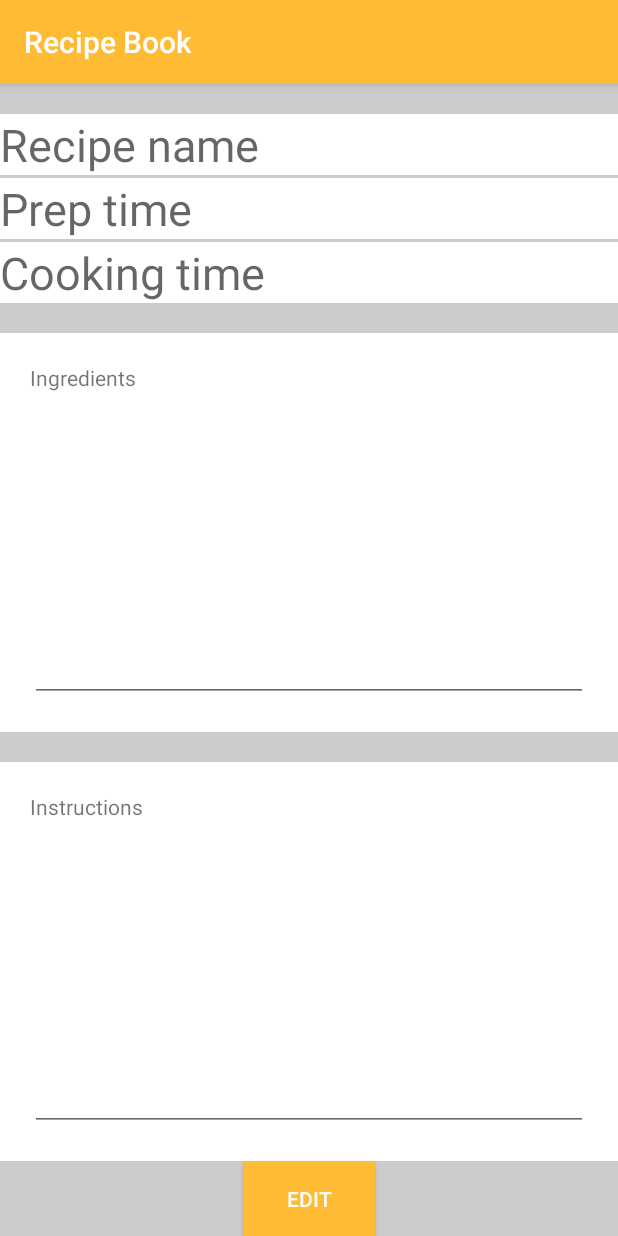
After one commit to TheodorOwchariw/RecipeBook, an Android app: the fragment RecipeEditFragment shown on its own in the app's theme, on a phone screen of 412 x 824 dp. The commit adds this screen. Run offline under Robolectric (Android 15) with nearby library versions, the phone set to English and light mode, and no system bars; 1 statement that could not run was skipped.

Commit message:
editactivity turned into a fragment

```diff
--- a/app/build.gradle
+++ b/app/build.gradle
@@ -30,6 +30,9 @@ android {
 
 dependencies {
 
+
+    implementation 'androidx.room:room-runtime:2.4.0'
+    annotationProcessor 'androidx.room:room-compiler:2.4.0'
     implementation 'androidx.appcompat:appcompat:1.6.1'
     implementation 'com.google.android.material:material:1.5.0'
     implementation 'androidx.constraintlayout:constraintlayout:2.1.4'
--- a/app/src/main/java/com/zybooks/recipebook/Recipe.java
+++ b/app/src/main/java/com/zybooks/recipebook/Recipe.java
@@ -1,47 +1,55 @@
 package com.zybooks.recipebook;
 
 import android.widget.ImageView;
+import androidx.annotation.NonNull;
+import androidx.room.ColumnInfo;
+import androidx.room.Entity;
+import androidx.room.PrimaryKey;
+
 
 import java.lang.reflect.Array;
 import java.util.ArrayList;
 
+@Entity
 public class Recipe {
-    private String catName;
+
+    @PrimaryKey(autoGenerate = true)
+    @ColumnInfo(name = "id")
+    private int id;
+
+    @ColumnInfo(name = "name")
     private String recipeName;
+
+    @ColumnInfo(name = "ingredients")
     private String ingredients;
-    //private ArrayList<String> instructions;
+
+    @ColumnInfo(name = "instructions")
     private String instructions;
-    private String notes;
+
+
+    /*  private String notes;
+    @ColumnInfo
     private ImageView picture;
+    */
     private int index;
 
     //constructors
     public Recipe()
     {
-        catName = "";
+        //catName = "";
         recipeName = "";
         ingredients = "";
         instructions = "";
-        notes = "";
+        //notes = "";
 
     }
 
     //accessors
-    public String getCatName()
-    {
-        return catName;
-    }
-
+    public int getId() {return id;}
     public String getRecipeName()
     {
         return recipeName;
     }
-
-    /*
-    public ArrayList<String> getIngredients() {
-        return ingredients;
-    } */
-
     public String getIngredients()
     {
         return ingredients;
@@ -52,17 +60,13 @@ public class Recipe {
         return instructions;
     }
 
-    public String getNotes()
-    {
-        return notes;
-    }
+//    //public String getNotes()
+//    {
+//        return notes;
+//    }
     public int getIndex() {return index; }
 
     //mutators
-    public void setCatName(String name)
-    {
-        catName = name;
-    }
 
     public void setRecipeName(String name)
     {
@@ -79,10 +83,10 @@ public class Recipe {
         instructions = string;
     }
 
-    public void setNotes(String str)
-    {
-        notes = str;
-    }
+//    //public void setNotes(String str)
+//    {
+//        notes = str;
+//    }
     public void setIndex(int i)
     {
         index = i;
@@ -92,7 +96,4 @@ public class Recipe {
     public String toString() {
         return this.recipeName;  // Assuming your Recipe class has a recipeName field
     }
-
-
-
 }
--- /dev/null
+++ b/app/src/main/java/com/zybooks/recipebook/RecipeDao.java
@@ -0,0 +1,8 @@
+package com.zybooks.recipebook;
+
+import androidx.room.*;
+
+
+public interface RecipeDao {
+
+}
--- /dev/null
+++ b/app/src/main/java/com/zybooks/recipebook/RecipeEditFragment.java
@@ -0,0 +1,73 @@
+package com.zybooks.recipebook;
+
+import android.os.Bundle;
+
+import androidx.fragment.app.Fragment;
+
+import android.view.LayoutInflater;
+import android.view.View;
+import android.view.ViewGroup;
+import android.widget.EditText;
+
+/**
+ * A simple {@link Fragment} subclass.
+ * Use the {@link RecipeEditFragment#newInstance} factory method to
+ * create an instance of this fragment.
+ */
+public class RecipeEditFragment extends Fragment {
+
+    // TODO: Rename parameter arguments, choose names that match
+    // the fragment initialization parameters, e.g. ARG_ITEM_NUMBER
+    private static final String ARG_PARAM1 = "param1";
+    private static final String ARG_PARAM2 = "param2";
+
+    // TODO: Rename and change types of parameters
+    private String mParam1;
+    private String mParam2;
+
+    public RecipeEditFragment() {
+        // Required empty public constructor
+    }
+
+    /**
+     * Use this factory method to create a new instance of
+     * this fragment using the provided parameters.
+     *
+     * @param param1 Parameter 1.
+     * @param param2 Parameter 2.
+     * @return A new instance of fragment RecipeEditFragment.
+     */
+    // TODO: Rename and change types and number of parameters
+    public static RecipeEditFragment newInstance(String param1, String param2) {
+        RecipeEditFragment fragment = new RecipeEditFragment();
+        Bundle args = new Bundle();
+        args.putString(ARG_PARAM1, param1);
+        args.putString(ARG_PARAM2, param2);
+        fragment.setArguments(args);
+        return fragment;
+    }
+
+    @Override
+    public void onCreate(Bundle savedInstanceState) {
+        super.onCreate(savedInstanceState);
+        if (getArguments() != null) {
+            mParam1 = getArguments().getString(ARG_PARAM1);
+            mParam2 = getArguments().getString(ARG_PARAM2);
+        }
+    }
+
+
+    @Override
+    public View onCreateView(LayoutInflater inflater, ViewGroup container,
+                             Bundle savedInstanceState) {
+        // Inflate the layout for this fragment
+        View rootView = inflater.inflate(R.layout.fragment_recipe_edit, container, false);
+
+        EditText editRecipeName = rootView.findViewById(R.id.edit_recipe_name);
+
+        editRecipeName.setText(RecipeRepository.currentRecipe.getRecipeName());
+
+        return rootView;
+
+    }
+}
--- a/app/src/main/java/com/zybooks/recipebook/RecipeListActivity.java
+++ b/app/src/main/java/com/zybooks/recipebook/RecipeListActivity.java
@@ -1,12 +1,16 @@
     package com.zybooks.recipebook;
 
     import androidx.appcompat.app.AppCompatActivity;
+    import androidx.fragment.app.Fragment;
+    import androidx.fragment.app.FragmentManager;
+    import androidx.fragment.app.FragmentTransaction;
 
     import android.app.LauncherActivity;
     import android.content.Context;
     import android.content.Intent;
     import android.content.SharedPreferences;
     import android.os.Bundle;
+    import android.view.View;
     import android.widget.ArrayAdapter;
     import android.widget.Button;
     import android.widget.ListView;
@@ -123,8 +127,20 @@
                 }
                 else if (editFlag.get() == 1) {
                     RecipeRepository.currentRecipe = adapter.getItem(selectedPosition.get());
-                    Intent editIntent = new Intent(this, RecipeEditActivity.class);
-                    startActivity(editIntent);
+//
+//                    FragmentManager fragmentManager = getSupportFragmentManager();
+//                    FragmentTransaction fragmentTransaction = fragmentManager.beginTransaction();
+//
+//                    Fragment editFragment = new RecipeEditFragment();
+//                    fragmentTransaction.replace(R.id.list_constraint_container, editFragment, "asdfasdf");
+//                    fragmentTransaction.commit();
+                    View editFragmentView = getLayoutInflater().inflate(R.layout.fragment_recipe_edit, null);
+                    setContentView(editFragmentView);
+
+
+
+                    //Intent editIntent = new Intent(this, RecipeEditActivity.class);
+                    //startActivity(editIntent);
                     editFlag.set(0);
                 }
                 else
@@ -190,6 +206,12 @@
             refreshRecipeList();
         }
 
+        @Override
+        public void onBackPressed() {
+            super.onBackPressed();
+            setContentView(R.layout.activity_recipe_list);
+        }
+
         private void refreshRecipeList() {
                 ArrayList<Recipe> updatedRecipeList = new ArrayList<>();
 
--- a/app/src/main/res/layout/activity_recipe_list.xml
+++ b/app/src/main/res/layout/activity_recipe_list.xml
@@ -1,5 +1,6 @@
 <?xml version="1.0" encoding="utf-8"?>
 <androidx.constraintlayout.widget.ConstraintLayout
+    android:id="@+id/list_constraint_container"
     xmlns:android="http://schemas.android.com/apk/res/android"
     xmlns:app="http://schemas.android.com/apk/res-auto"
     xmlns:tools="http://schemas.android.com/tools"
--- /dev/null
+++ b/app/src/main/res/layout/fragment_recipe_edit.xml
@@ -0,0 +1,133 @@
+<?xml version="1.0" encoding="utf-8"?>
+<androidx.constraintlayout.widget.ConstraintLayout xmlns:android="http://schemas.android.com/apk/res/android"
+    xmlns:app="http://schemas.android.com/apk/res-auto"
+    xmlns:tools="http://schemas.android.com/tools"
+    android:layout_width="match_parent"
+    android:layout_height="match_parent"
+    tools:context=".RecipeDetailActivity"
+    android:paddingTop="20dp"
+    android:background="#CCCCCC">
+
+    <EditText
+        android:id="@+id/edit_recipe_name"
+        android:layout_width="match_parent"
+        android:layout_height="wrap_content"
+        android:inputType="text"
+        android:hint="Recipe name"
+        android:background="#FFF"
+        android:textColor="#696969"
+        android:textSize="30dp"
+        android:layout_marginBottom="5dp"
+        app:layout_constraintLeft_toLeftOf="parent"
+        app:layout_constraintRight_toRightOf="parent"
+        app:layout_constraintTop_toTopOf="parent"
+        />
+
+
+    <EditText
+        android:id="@+id/edit_prep_time"
+        android:layout_width="match_parent"
+        android:layout_height="wrap_content"
+        android:inputType="text"
+        android:hint="Prep time"
+        android:background="#FFF"
+        android:textColor="#696969"
+        android:textSize="30dp"
+        android:layout_marginTop="2dp"
+        app:layout_constraintLeft_toLeftOf="parent"
+        app:layout_constraintRight_toRightOf="parent"
+        app:layout_constraintTop_toBottomOf="@id/edit_recipe_name"
+        />
+
+    <EditText
+        android:id="@+id/edit_cooking_time"
+        android:layout_width="match_parent"
+        android:layout_height="wrap_content"
+        android:inputType="text"
+        android:hint="Cooking time"
+        android:background="#FFF"
+        android:textColor="#696969"
+        android:textSize="30dp"
+        android:layout_marginTop="2dp"
+        app:layout_constraintLeft_toLeftOf="parent"
+        app:layout_constraintRight_toRightOf="parent"
+        app:layout_constraintTop_toBottomOf="@id/edit_prep_time"
+        />
+
+    <androidx.constraintlayout.widget.ConstraintLayout
+        android:id="@+id/view_ingredients"
+        android:layout_width="0dp"
+        android:layout_height="0dp"
+        android:background="#FFF"
+        android:layout_marginTop="20dp"
+        android:padding="20dp"
+        app:layout_constraintTop_toBottomOf="@+id/edit_cooking_time"
+        app:layout_constraintRight_toRightOf="parent"
+        app:layout_constraintLeft_toLeftOf="parent"
+        app:layout_constraintBottom_toTopOf="@id/view_instructions" >
+
+
+        <TextView
+            android:layout_width="wrap_content"
+            android:layout_height="wrap_content"
+            android:text="Ingredients"
+            app:layout_constraintTop_toTopOf="parent"
+            app:layout_constraintLeft_toLeftOf="parent" />
+
+
+        <EditText
+            android:id="@+id/edit_recipe_ingredients"
+            android:layout_width="match_parent"
+            android:layout_height="match_parent"
+            android:inputType="textMultiLine"
+            app:layout_constraintStart_toStartOf="parent"
+            app:layout_constraintEnd_toEndOf="parent"/>
+
+
+
+    </androidx.constraintlayout.widget.ConstraintLayout>
+
+    <androidx.constraintlayout.widget.ConstraintLayout
+        android:id="@+id/view_instructions"
+        android:layout_width="0dp"
+        android:layout_height="0dp"
+        android:background="#FFF"
+        android:layout_marginTop="20dp"
+        android:padding="20dp"
+        app:layout_constraintTop_toBottomOf="@+id/view_ingredients"
+        app:layout_constraintRight_toRightOf="parent"
+        app:layout_constraintLeft_toLeftOf="parent"
+        app:layout_constraintBottom_toTopOf="@id/button_create">
+
+
+        <TextView
+            android:layout_width="wrap_content"
+            android:layout_height="wrap_content"
+            android:text="Instructions"
+            app:layout_constraintTop_toTopOf="parent"
+            app:layout_constraintLeft_toLeftOf="parent" />
+
+        <EditText
+            android:id="@+id/edit_recipe_instructions"
+            android:layout_width="match_parent"
+            android:layout_height="match_parent"
+            android:inputType="textMultiLine"
+            app:layout_constraintStart_toStartOf="parent"
+            app:layout_constraintEnd_toEndOf="parent"/>
+
+    </androidx.constraintlayout.widget.ConstraintLayout>
+
+
+    <Button
+        android:id="@+id/button_create"
+        android:layout_width="wrap_content"
+        android:layout_height="50dp"
+        android:background="@android:color/holo_orange_light"
+        android:text="Edit"
+        android:onClick="onCreateClicked"
+        android:textColor="@color/white"
+        app:layout_constraintBottom_toBottomOf="parent"
+        app:layout_constraintEnd_toEndOf="parent"
+        app:layout_constraintStart_toStartOf="parent" />
+
+</androidx.constraintlayout.widget.ConstraintLayout>
--- a/app/src/main/res/values/strings.xml
+++ b/app/src/main/res/values/strings.xml
@@ -5,5 +5,7 @@
     <string name="entrees">Entrees</string>
     <string name="drinks">Drinks</string>
     <string name="desserts">Desserts</string>
+    <!-- TODO: Remove or change this placeholder text -->
+    <string name="hello_blank_fragment">Hello blank fragment</string>
 
 </resources>
```
